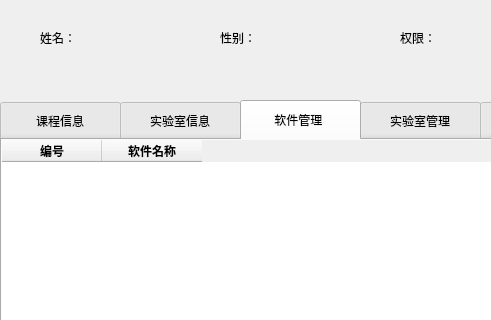
zhaojingqian/db-lab-softwaremanager, file ui/admin.ui: the form before one commit; both pictures show x 0 to 491 and y 0 to 320 of the 850 by 650 pixel window.
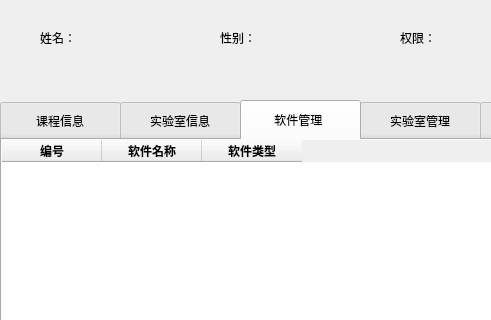
The form after the commit. The open tabs and pages were chosen to show the change.

Commit message: 实验室软件管理系统 V2.0

What changed in the file:
```diff
--- a/ui/admin.ui
+++ b/ui/admin.ui
@@ -306,6 +306,17 @@
        </font>
       </property>
      </column>
+     <column>
+      <property name="text">
+       <string>软件类型</string>
+      </property>
+      <property name="font">
+       <font>
+        <weight>75</weight>
+        <bold>true</bold>
+       </font>
+      </property>
+     </column>
     </widget>
     <widget class="QWidget" name="layoutWidget">
      <property name="geometry">
```
Left out of the diff: 6 changed lines with no effect on the pictures. The commit also changes 42 other files.
